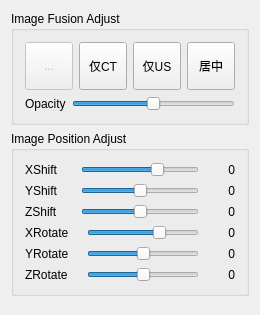
Before: the Qt Designer form Libs/SurgeryNavigation/stkUltrasoundImageFusionWidget.ui in zpphigh/STK, drawn with Qt 5.
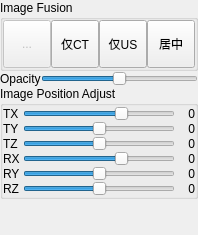
After: the same form once the commit is applied. Icons and pictures are not drawn.

Diff of the .ui file:
```diff
--- a/Libs/SurgeryNavigation/stkUltrasoundImageFusionWidget.ui
+++ b/Libs/SurgeryNavigation/stkUltrasoundImageFusionWidget.ui
@@ -6,22 +6,37 @@
    <rect>
     <x>0</x>
     <y>0</y>
-    <width>250</width>
-    <height>315</height>
+    <width>196</width>
+    <height>235</height>
    </rect>
   </property>
   <property name="windowTitle">
    <string>stkUltrasoundImageFusionWidget</string>
   </property>
   <layout class="QVBoxLayout" name="verticalLayout_2">
+   <property name="spacing">
+    <number>0</number>
+   </property>
+   <property name="margin">
+    <number>0</number>
+   </property>
    <item>
     <widget class="QGroupBox" name="groupBox_2">
      <property name="title">
-      <string>Image Fusion Adjust</string>
+      <string>Image Fusion</string>
      </property>
      <layout class="QVBoxLayout" name="verticalLayout">
+      <property name="spacing">
+       <number>0</number>
+      </property>
+      <property name="margin">
+       <number>0</number>
+      </property>
       <item>
        <layout class="QHBoxLayout" name="horizontalLayout">
+        <property name="spacing">
+         <number>0</number>
+        </property>
         <item>
          <widget class="QToolButton" name="UltrasoundToolButton">
           <property name="enabled">
@@ -168,59 +183,68 @@
         </item>
        </layout>
       </item>
-      <item>
-       <layout class="QHBoxLayout" name="horizontalLayout_2">
-        <item>
-         <widget class="QLabel" name="label_7">
-          <property name="text">
-           <string>Opacity</string>
-          </property>
-         </widget>
-        </item>
-        <item>
-         <widget class="QSlider" name="ImageFusionSlider">
-          <property name="maximum">
-           <number>100</number>
-          </property>
-          <property name="value">
-           <number>50</number>
-          </property>
-          <property name="orientation">
-           <enum>Qt::Horizontal</enum>
-          </property>
-         </widget>
-        </item>
-       </layout>
-      </item>
      </layout>
     </widget>
    </item>
+   <item>
+    <layout class="QHBoxLayout" name="horizontalLayout_2">
+     <property name="spacing">
+      <number>0</number>
+     </property>
+     <item>
+      <widget class="QLabel" name="label_7">
+       <property name="text">
+        <string>Opacity</string>
+       </property>
+      </widget>
+     </item>
+     <item>
+      <widget class="QSlider" name="ImageFusionSlider">
+       <property name="maximum">
+        <number>100</number>
+       </property>
+       <property name="value">
+        <number>50</number>
+       </property>
+       <property name="orientation">
+        <enum>Qt::Horizontal</enum>
+       </property>
+      </widget>
+     </item>
+    </layout>
+   </item>
    <item>
     <widget class="QGroupBox" name="groupBox_3">
      <property name="title">
       <string>Image Position Adjust</string>
      </property>
      <layout class="QGridLayout" name="gridLayout">
+      <property name="margin">
+       <number>0</number>
+      </property>
+      <property name="spacing">
+       <number>0</number>
+      </property>
       <item row="0" column="0">
        <widget class="QLabel" name="label">
         <property name="minimumSize">
          <size>
-          <width>50</width>
+          <width>20</width>
           <height>0</height>
          </size>
         </property>
         <property name="maximumSize">
          <size>
-          <width>50</width>
+          <width>20</width>
           <height>16777215</height>
          </size>
         </property>
         <property name="text">
-         <string>XShift</string>
+         <string>TX</string>
         </property>
        </widget>
       </item>
-      <item row="0" column="1" colspan="2">
+      <item row="0" column="1">
        <widget class="QSlider" name="XShiftSlider">
         <property name="minimum">
          <number>-200</number>
@@ -233,26 +257,48 @@
         </property>
        </widget>
       </item>
+      <item row="0" column="2">
+       <widget class="QLabel" name="XShiftLabel">
+        <property name="minimumSize">
+         <size>
+          <width>20</width>
+          <height>0</height>
+         </size>
+        </property>
+        <property name="maximumSize">
+         <size>
+          <width>20</width>
+          <height>16777215</height>
+         </size>
+        </property>
+        <property name="text">
+         <string>0</string>
+        </property>
+        <property name="alignment">
+         <set>Qt::AlignRight|Qt::AlignTrailing|Qt::AlignVCenter</set>
+        </property>
+       </widget>
+      </item>
       <item row="1" column="0">
        <widget class="QLabel" name="label_2">
         <property name="minimumSize">
          <size>
-          <width>50</width>
+          <width>20</width>
           <height>0</height>
          </size>
         </property>
         <property name="maximumSize">
          <size>
-          <width>50</width>
+          <width>20</width>
           <height>16777215</height>
          </size>
         </property>
         <property name="text">
-         <string>YShift</string>
+         <string>TY</string>
         </property>
        </widget>
       </item>
-      <item row="1" column="1" colspan="2">
+      <item row="1" column="1">
        <widget class="QSlider" name="YShiftSlider">
         <property name="minimum">
          <number>-150</number>
@@ -265,26 +311,48 @@
         </property>
        </widget>
       </item>
+      <item row="1" column="2">
+       <widget class="QLabel" name="YShiftLabel">
+        <property name="minimumSize">
+         <size>
+          <width>20</width>
+          <height>0</height>
+         </size>
+        </property>
+        <property name="maximumSize">
+         <size>
+          <width>20</width>
+          <height>16777215</height>
+         </size>
+        </property>
+        <property name="text">
+         <string>0</string>
+        </property>
+        <property name="alignment">
+         <set>Qt::AlignRight|Qt::AlignTrailing|Qt::AlignVCenter</set>
+        </property>
+       </widget>
+      </item>
       <item row="2" column="0">
        <widget class="QLabel" name="label_3">
         <property name="minimumSize">
          <size>
-          <width>50</width>
+          <width>20</width>
           <height>0</height>
          </size>
         </property>
         <property name="maximumSize">
          <size>
-          <width>50</width>
+          <width>20</width>
           <height>16777215</height>
          </size>
         </property>
         <property name="text">
-         <string>ZShift</string>
+         <string>TZ</string>
         </property>
        </widget>
       </item>
-      <item row="2" column="1" colspan="2">
+      <item row="2" column="1">
        <widget class="QSlider" name="ZShiftSlider">
         <property name="minimum">
          <number>-150</number>
@@ -297,26 +365,48 @@
         </property>
        </widget>
       </item>
-      <item row="3" column="0" colspan="2">
+      <item row="2" column="2">
+       <widget class="QLabel" name="ZShiftLabel">
+        <property name="minimumSize">
+         <size>
+          <width>20</width>
+          <height>0</height>
+         </size>
+        </property>
+        <property name="maximumSize">
+         <size>
+          <width>20</width>
+          <height>16777215</height>
+         </size>
+        </property>
+        <property name="text">
+         <string>0</string>
+        </property>
+        <property name="alignment">
+         <set>Qt::AlignRight|Qt::AlignTrailing|Qt::AlignVCenter</set>
+        </property>
+       </widget>
+      </item>
+      <item row="3" column="0">
        <widget class="QLabel" name="label_5">
         <property name="minimumSize">
          <size>
-          <width>50</width>
+          <width>20</width>
           <height>0</height>
          </size>
         </property>
         <property name="maximumSize">
          <size>
-          <width>50</width>
+          <width>20</width>
           <height>16777215</height>
          </size>
         </property>
         <property name="text">
-         <string>XRotate</string>
+         <string>RX</string>
         </property>
        </widget>
       </item>
-      <item row="3" column="2">
+      <item row="3" column="1">
        <widget class="QSlider" name="XRotateSlider">
         <property name="minimum">
          <number>-200</number>
@@ -329,14 +419,20 @@
         </property>
        </widget>
       </item>
-      <item row="3" column="3">
+      <item row="3" column="2">
        <widget class="QLabel" name="XRotateLabel">
         <property name="minimumSize">
          <size>
-          <width>30</width>
+          <width>20</width>
           <height>0</height>
          </size>
         </property>
+        <property name="maximumSize">
+         <size>
+          <width>20</width>
+          <height>16777215</height>
+         </size>
+        </property>
         <property name="text">
          <string>0</string>
         </property>
@@ -345,26 +441,26 @@
         </property>
        </widget>
       </item>
-      <item row="4" column="0" colspan="2">
+      <item row="4" column="0">
        <widget class="QLabel" name="label_6">
         <property name="minimumSize">
          <size>
-          <width>50</width>
+          <width>20</width>
           <height>0</height>
          </size>
         </property>
         <property name="maximumSize">
          <size>
-          <width>50</width>
+          <width>20</width>
           <height>16777215</height>
          </size>
         </property>
         <property name="text">
-         <string>YRotate</string>
+         <string>RY</string>
         </property>
        </widget>
       </item>
-      <item row="4" column="2">
+      <item row="4" column="1">
        <widget class="QSlider" name="YRotateSlider">
         <property name="minimum">
          <number>-150</number>
@@ -377,14 +473,20 @@
         </property>
        </widget>
       </item>
-      <item row="4" column="3">
+      <item row="4" column="2">
        <widget class="QLabel" name="YRotateLabel">
         <property name="minimumSize">
          <size>
-          <width>30</width>
+          <width>20</width>
           <height>0</height>
          </size>
         </property>
+        <property name="maximumSize">
+         <size>
+          <width>20</width>
+          <height>16777215</height>
+         </size>
+        </property>
         <property name="text">
          <string>0</string>
         </property>
@@ -393,26 +495,26 @@
         </property>
        </widget>
       </item>
-      <item row="5" column="0" colspan="2">
+      <item row="5" column="0">
        <widget class="QLabel" name="label_4">
         <property name="minimumSize">
          <size>
-          <width>50</width>
+          <width>20</width>
           <height>0</height>
          </size>
         </property>
         <property name="maximumSize">
          <size>
-          <width>50</width>
+          <width>20</width>
           <height>16777215</height>
          </size>
         </property>
         <property name="text">
-         <string>ZRotate</string>
+         <string>RZ</string>
         </property>
        </widget>
       </item>
-      <item row="5" column="2">
+      <item row="5" column="1">
        <widget class="QSlider" name="ZRotateSlider">
         <property name="minimum">
          <number>-150</number>
@@ -425,60 +527,18 @@
         </property>
        </widget>
       </item>
-      <item row="5" column="3">
+      <item row="5" column="2">
        <widget class="QLabel" name="ZRotateLabel">
         <property name="minimumSize">
          <size>
-          <width>30</width>
+          <width>20</width>
           <height>0</height>
          </size>
         </property>
-        <property name="text">
-         <string>0</string>
-        </property>
-        <property name="alignment">
-         <set>Qt::AlignRight|Qt::AlignTrailing|Qt::AlignVCenter</set>
-        </property>
-       </widget>
-      </item>
-      <item row="2" column="3">
-       <widget class="QLabel" name="ZShiftLabel">
-        <property name="minimumSize">
+        <property name="maximumSize">
          <size>
-          <width>30</width>
-          <height>0</height>
-         </size>
-        </property>
-        <property name="text">
-         <string>0</string>
-        </property>
-        <property name="alignment">
-         <set>Qt::AlignRight|Qt::AlignTrailing|Qt::AlignVCenter</set>
-        </property>
-       </widget>
-      </item>
-      <item row="1" column="3">
-       <widget class="QLabel" name="YShiftLabel">
-        <property name="minimumSize">
-         <size>
-          <width>30</width>
-          <height>0</height>
-         </size>
-        </property>
-        <property name="text">
-         <string>0</string>
-        </property>
-        <property name="alignment">
-         <set>Qt::AlignRight|Qt::AlignTrailing|Qt::AlignVCenter</set>
-        </property>
-       </widget>
-      </item>
-      <item row="0" column="3">
-       <widget class="QLabel" name="XShiftLabel">
-        <property name="minimumSize">
-         <size>
-          <width>30</width>
-          <height>0</height>
+          <width>20</width>
+          <height>16777215</height>
          </size>
         </property>
         <property name="text">
```
